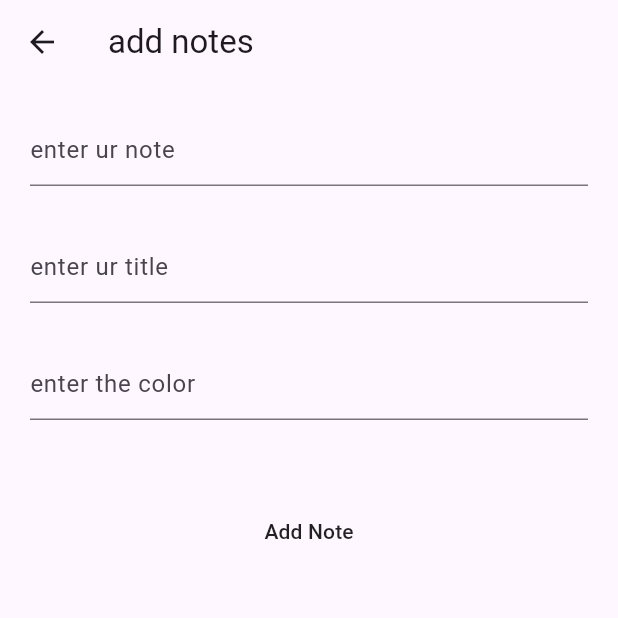
After one commit to mohamadalnabhan/notesapp_sqflite, a Flutter app: the Editnote screen opened directly, after a tap on "Add Note", on a phone screen of 412 x 824 dp, the top half of it. The commit adds this screen. Run offline on Flutter 3.47's test engine with Material 3 defaults, Android fonts, the phone set to English and light mode, and no system bars; our stand-ins replace sqflite; accounts and stored records are empty; statements that could not run were skipped.

Commit message:
4rd commit

```diff
--- /dev/null
+++ b/lib/editnote.dart
@@ -0,0 +1,90 @@
+import 'package:flutter/material.dart';
+import 'package:notes_app/home.dart';
+import 'package:notes_app/sqldb.dart';
+
+class Editnote extends StatefulWidget {
+  final color;
+  final title;
+  final note;
+  final id;
+
+  const Editnote({super.key, this.color, this.title, this.note, this.id});
+
+  @override
+  State<Editnote> createState() => _EditnoteState();
+}
+
+class _EditnoteState extends State<Editnote> {
+  Sqldb sqldb = Sqldb();
+  GlobalKey<FormState> globalKey = GlobalKey();
+
+  TextEditingController note = TextEditingController();
+  TextEditingController title = TextEditingController();
+  TextEditingController color = TextEditingController();
+
+  void initState() {
+    super.initState();
+    title.text = widget.title;
+    note.text = widget.note;
+    color.text = widget.color;
+
+  }
+
+  @override
+  Widget build(BuildContext context) {
+    return Scaffold(
+      appBar: AppBar(title: Text("add notes")),
+      body: Container(
+        padding: EdgeInsets.all(20),
+        child: ListView(
+          children: [
+            Form(
+              key: globalKey,
+              child: Column(
+                children: [
+                  TextFormField(
+                    controller: note,
+                    decoration: InputDecoration(hintText: "enter ur note"),
+                  ),
+                  const SizedBox(height: 30),
+                  TextFormField(
+                    controller: title,
+                    decoration: InputDecoration(hintText: "enter ur title"),
+                  ),
+                  const SizedBox(height: 30),
+                  TextFormField(
+                    controller: color,
+                    decoration: InputDecoration(hintText: "enter the color "),
+                  ),
+                  const SizedBox(height: 50),
+                  MaterialButton(
+                    onPressed: () async {
+                      try {
+                        int response = await sqldb.updateData('''
+                      UPDATE  notes SET
+                      note  = "${note.text}",
+                      title ="${title.text}" ,
+                      color = "${color.text}"
+                      WHERE id = "${widget.id}"
+                    ''');
+                        if (response > 0) {
+                          Navigator.of(context).pushAndRemoveUntil(
+                            MaterialPageRoute(builder: (context) => HomePage()),
+                            (route) => false,
+                          );
+                        }
+                      } catch (e) {
+                        print("Error: $e");
+                      }
+                    },
+                    child: Text("Add Note"),
+                  ),
+                ],
+              ),
+            ),
+          ],
+        ),
+      ),
+    );
+  }
+}
--- a/lib/home.dart
+++ b/lib/home.dart
@@ -1,4 +1,5 @@
 import 'package:flutter/material.dart';
+import 'package:notes_app/editnote.dart';
 import 'package:notes_app/sqldb.dart';
 import 'package:sqflite/sqflite.dart';
 
@@ -13,22 +14,19 @@ class _HomePageState extends State<HomePage> {
   List notes = [];
   Sqldb sqldb = Sqldb();
   Future<List<Map>> readData() async {
-
     List<Map> response = await sqldb.readData("SELECT * FROM notes ");
     notes.addAll(response);
-    if(this.mounted){
-   setState(() {
-
-   });
+    if (this.mounted) {
+      setState(() {});
     }
 
     return response;
   }
+
   @override
   void initState() {
-  readData() ;
+    readData();
     super.initState();
-
   }
 
   @override
@@ -52,17 +50,46 @@ void initState() {
               itemBuilder: (context, index) {
                 return Card(
                   child: ListTile(
-                          title: Text("${ notes[index]['title']}"),
-                          subtitle: Text("${ notes[index]['note']}"),
-                          trailing:IconButton(onPressed: ()async{
-                             int response = await sqldb.deleteData("DELETE  FROM notes WHERE id = ${ notes[index]['id']}");
-                              if(response > 0 ){
-                                notes.removeWhere((element)=>element['id'] ==  notes[index]['id']);
-                                setState(() {
-
-                                });
+                    title: Text("${notes[index]['title']}"),
+                    subtitle: Text("${notes[index]['note']}"),
+                    trailing: Row(
+                      mainAxisSize: MainAxisSize.min,
+                      children: [
+                        IconButton(
+                          onPressed: () async {
+                            int response = await sqldb.deleteData(
+                              "DELETE  FROM notes WHERE id = ${notes[index]['id']}",
+                            );
+                            if (response > 0) {
+                              notes.removeWhere(
+                                (element) =>
+                                    element['id'] == notes[index]['id'],
+                              );
+                              setState(() {});
                             }
-                          }, icon:Icon(Icons.delete),color: Colors.red,)
+                          },
+                          icon: Icon(Icons.delete),
+                          color: Colors.red,
+                        ),
+                        IconButton(
+                          onPressed: () async {
+                            Navigator.of(context).push(
+                              MaterialPageRoute(
+                                builder:
+                                    (context) => Editnote(
+                                      color: notes[index]['color'],
+                                      title: notes[index]['title'],
+                                      id: notes[index]['id'],
+                                      note: notes[index]['note'],
+                                    ),
+                              ),
+                            );
+                          },
+                          icon: Icon(Icons.edit),
+                          color: Colors.blue,
+                        ),
+                      ],
+                    ),
                   ),
                 );
               },
```
Lines whose indentation alone changed are shown as unchanged.
